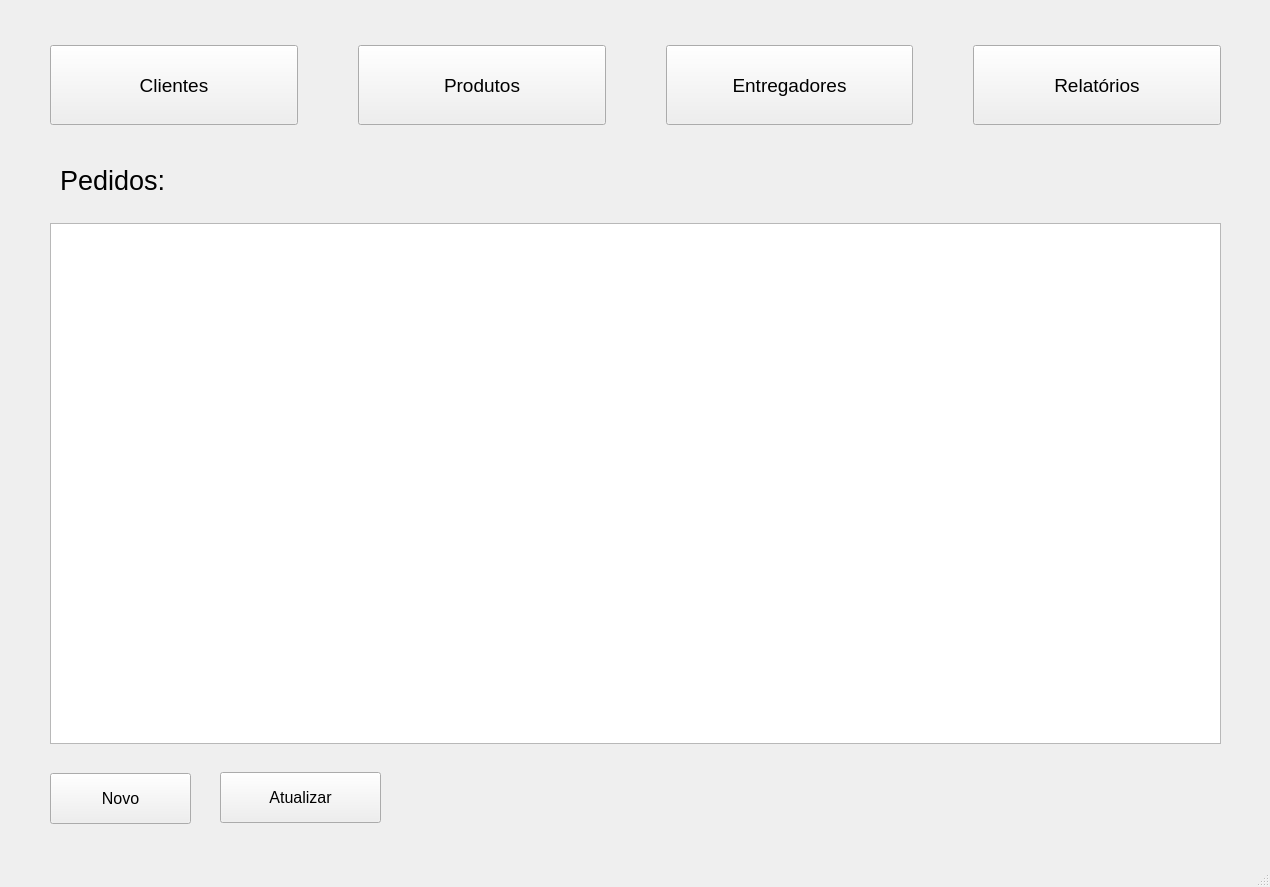
Old version of the form main_pedidos.ui in the repository DanPS-SM/app_delivery_2.
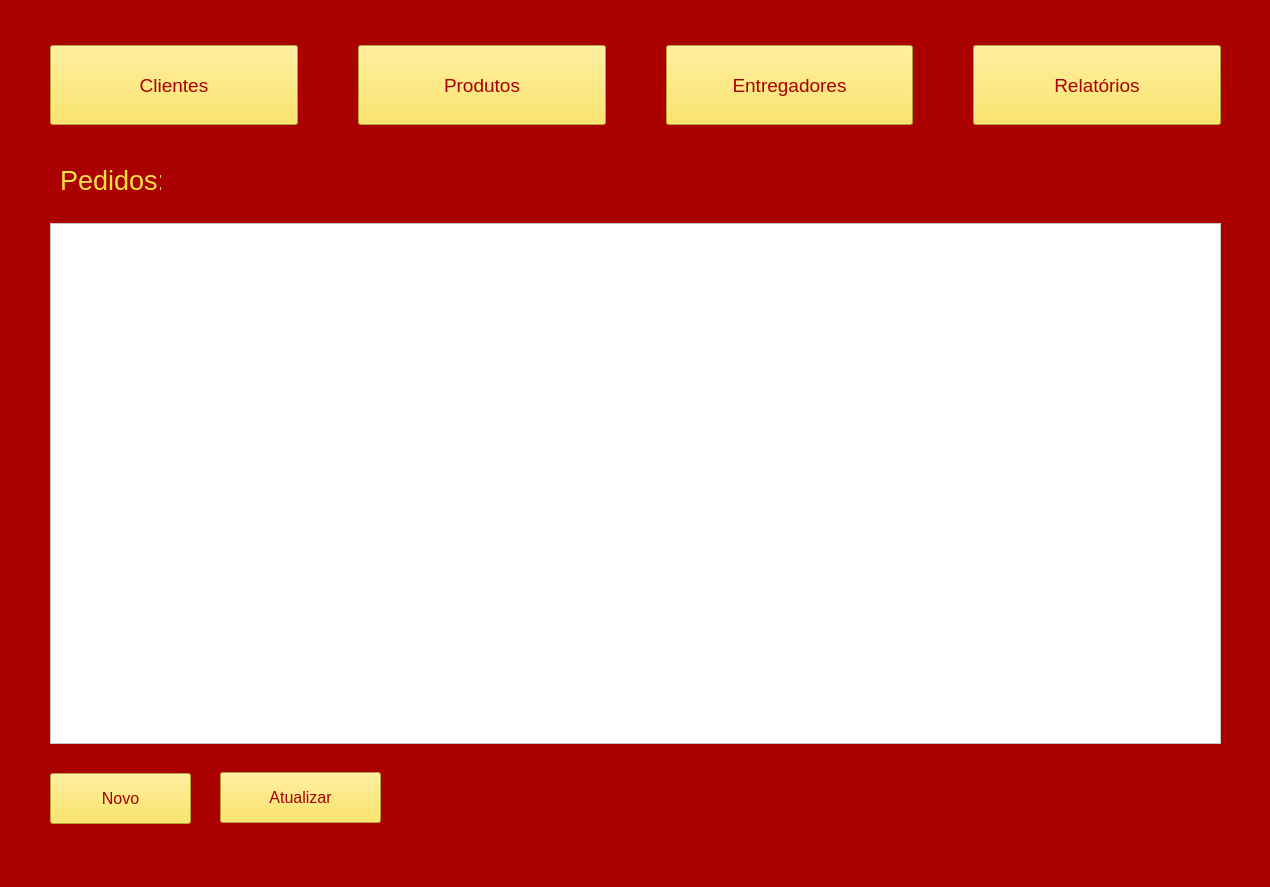
New version of the form.

Diff of the .ui file:
```diff
--- a/main_pedidos.ui
+++ b/main_pedidos.ui
@@ -13,6 +13,9 @@
   <property name="windowTitle">
    <string>MainWindow</string>
   </property>
+  <property name="styleSheet">
+   <string notr="true">background-color: rgb(170, 0, 0);</string>
+  </property>
   <widget class="QWidget" name="centralwidget">
    <widget class="QTableWidget" name="tableWidget">
     <property name="geometry">
@@ -23,6 +26,9 @@
       <height>521</height>
      </rect>
     </property>
+    <property name="styleSheet">
+     <string notr="true">background-color: rgb(255, 255, 255);</string>
+    </property>
    </widget>
    <widget class="QPushButton" name="pushButton">
     <property name="geometry">
@@ -33,11 +39,132 @@
       <height>51</height>
      </rect>
     </property>
+    <property name="palette">
+     <palette>
+      <active>
+       <colorrole role="Button">
+        <brush brushstyle="SolidPattern">
+         <color alpha="255">
+          <red>255</red>
+          <green>226</green>
+          <blue>62</blue>
+         </color>
+        </brush>
+       </colorrole>
+       <colorrole role="ButtonText">
+        <brush brushstyle="SolidPattern">
+         <color alpha="255">
+          <red>170</red>
+          <green>0</green>
+          <blue>0</blue>
+         </color>
+        </brush>
+       </colorrole>
+       <colorrole role="Base">
+        <brush brushstyle="SolidPattern">
+         <color alpha="255">
+          <red>255</red>
+          <green>226</green>
+          <blue>62</blue>
+         </color>
+        </brush>
+       </colorrole>
+       <colorrole role="Window">
+        <brush brushstyle="SolidPattern">
+         <color alpha="255">
+          <red>255</red>
+          <green>226</green>
+          <blue>62</blue>
+         </color>
+        </brush>
+       </colorrole>
+      </active>
+      <inactive>
+       <colorrole role="Button">
+        <brush brushstyle="SolidPattern">
+         <color alpha="255">
+          <red>255</red>
+          <green>226</green>
+          <blue>62</blue>
+         </color>
+        </brush>
+       </colorrole>
+       <colorrole role="ButtonText">
+        <brush brushstyle="SolidPattern">
+         <color alpha="255">
+          <red>170</red>
+          <green>0</green>
+          <blue>0</blue>
+         </color>
+        </brush>
+       </colorrole>
+       <colorrole role="Base">
+        <brush brushstyle="SolidPattern">
+         <color alpha="255">
+          <red>255</red>
+          <green>226</green>
+          <blue>62</blue>
+         </color>
+        </brush>
+       </colorrole>
+       <colorrole role="Window">
+        <brush brushstyle="SolidPattern">
+         <color alpha="255">
+          <red>255</red>
+          <green>226</green>
+          <blue>62</blue>
+         </color>
+        </brush>
+       </colorrole>
+      </inactive>
+      <disabled>
+       <colorrole role="Button">
+        <brush brushstyle="SolidPattern">
+         <color alpha="255">
+          <red>255</red>
+          <green>226</green>
+          <blue>62</blue>
+         </color>
+        </brush>
+       </colorrole>
+       <colorrole role="ButtonText">
+        <brush brushstyle="SolidPattern">
+         <color alpha="255">
+          <red>120</red>
+          <green>120</green>
+          <blue>120</blue>
+         </color>
+        </brush>
+       </colorrole>
+       <colorrole role="Base">
+        <brush brushstyle="SolidPattern">
+         <color alpha="255">
+          <red>255</red>
+          <green>226</green>
+          <blue>62</blue>
+         </color>
+        </brush>
+       </colorrole>
+       <colorrole role="Window">
+        <brush brushstyle="SolidPattern">
+         <color alpha="255">
+          <red>255</red>
+          <green>226</green>
+          <blue>62</blue>
+         </color>
+        </brush>
+       </colorrole>
+      </disabled>
+     </palette>
+    </property>
     <property name="font">
      <font>
       <pointsize>12</pointsize>
      </font>
     </property>
+    <property name="styleSheet">
+     <string notr="true">background-color: rgb(255, 226, 62);</string>
+    </property>
     <property name="text">
      <string>Novo</string>
     </property>
@@ -47,10 +174,155 @@
      <rect>
       <x>60</x>
       <y>160</y>
-      <width>161</width>
+      <width>101</width>
       <height>41</height>
      </rect>
     </property>
+    <property name="palette">
+     <palette>
+      <active>
+       <colorrole role="WindowText">
+        <brush brushstyle="SolidPattern">
+         <color alpha="255">
+          <red>255</red>
+          <green>226</green>
+          <blue>62</blue>
+         </color>
+        </brush>
+       </colorrole>
+       <colorrole role="Button">
+        <brush brushstyle="SolidPattern">
+         <color alpha="255">
+          <red>170</red>
+          <green>0</green>
+          <blue>0</blue>
+         </color>
+        </brush>
+       </colorrole>
+       <colorrole role="ButtonText">
+        <brush brushstyle="SolidPattern">
+         <color alpha="255">
+          <red>255</red>
+          <green>226</green>
+          <blue>62</blue>
+         </color>
+        </brush>
+       </colorrole>
+       <colorrole role="Base">
+        <brush brushstyle="SolidPattern">
+         <color alpha="255">
+          <red>170</red>
+          <green>0</green>
+          <blue>0</blue>
+         </color>
+        </brush>
+       </colorrole>
+       <colorrole role="Window">
+        <brush brushstyle="SolidPattern">
+         <color alpha="255">
+          <red>170</red>
+          <green>0</green>
+          <blue>0</blue>
+         </color>
+        </brush>
+       </colorrole>
+      </active>
+      <inactive>
+       <colorrole role="WindowText">
+        <brush brushstyle="SolidPattern">
+         <color alpha="255">
+          <red>255</red>
+          <green>226</green>
+          <blue>62</blue>
+         </color>
+        </brush>
+       </colorrole>
+       <colorrole role="Button">
+        <brush brushstyle="SolidPattern">
+         <color alpha="255">
+          <red>170</red>
+          <green>0</green>
+          <blue>0</blue>
+         </color>
+        </brush>
+       </colorrole>
+       <colorrole role="ButtonText">
+        <brush brushstyle="SolidPattern">
+         <color alpha="255">
+          <red>255</red>
+          <green>226</green>
+          <blue>62</blue>
+         </color>
+        </brush>
+       </colorrole>
+       <colorrole role="Base">
+        <brush brushstyle="SolidPattern">
+         <color alpha="255">
+          <red>170</red>
+          <green>0</green>
+          <blue>0</blue>
+         </color>
+        </brush>
+       </colorrole>
+       <colorrole role="Window">
+        <brush brushstyle="SolidPattern">
+         <color alpha="255">
+          <red>170</red>
+          <green>0</green>
+          <blue>0</blue>
+         </color>
+        </brush>
+       </colorrole>
+      </inactive>
+      <disabled>
+       <colorrole role="WindowText">
+        <brush brushstyle="SolidPattern">
+         <color alpha="255">
+          <red>120</red>
+          <green>120</green>
+          <blue>120</blue>
+         </color>
+        </brush>
+       </colorrole>
+       <colorrole role="Button">
+        <brush brushstyle="SolidPattern">
+         <color alpha="255">
+          <red>170</red>
+          <green>0</green>
+          <blue>0</blue>
+         </color>
+        </brush>
+       </colorrole>
+       <colorrole role="ButtonText">
+        <brush brushstyle="SolidPattern">
+         <color alpha="255">
+          <red>120</red>
+          <green>120</green>
+          <blue>120</blue>
+         </color>
+        </brush>
+       </colorrole>
+       <colorrole role="Base">
+        <brush brushstyle="SolidPattern">
+         <color alpha="255">
+          <red>170</red>
+          <green>0</green>
+          <blue>0</blue>
+         </color>
+        </brush>
+       </colorrole>
+       <colorrole role="Window">
+        <brush brushstyle="SolidPattern">
+         <color alpha="255">
+          <red>170</red>
+          <green>0</green>
+          <blue>0</blue>
+         </color>
+        </brush>
+       </colorrole>
+      </disabled>
+     </palette>
+    </property>
     <property name="font">
      <font>
       <pointsize>20</pointsize>
@@ -81,11 +353,159 @@
          <height>80</height>
         </size>
        </property>
+       <property name="palette">
+        <palette>
+         <active>
+          <colorrole role="WindowText">
+           <brush brushstyle="SolidPattern">
+            <color alpha="255">
+             <red>170</red>
+             <green>0</green>
+             <blue>0</blue>
+            </color>
+           </brush>
+          </colorrole>
+          <colorrole role="Button">
+           <brush brushstyle="SolidPattern">
+            <color alpha="255">
+             <red>255</red>
+             <green>226</green>
+             <blue>62</blue>
+            </color>
+           </brush>
+          </colorrole>
+          <colorrole role="ButtonText">
+           <brush brushstyle="SolidPattern">
+            <color alpha="255">
+             <red>170</red>
+             <green>0</green>
+             <blue>0</blue>
+            </color>
+           </brush>
+          </colorrole>
+          <colorrole role="Base">
+           <brush brushstyle="SolidPattern">
+            <color alpha="255">
+             <red>255</red>
+             <green>226</green>
+             <blue>62</blue>
+            </color>
+           </brush>
+          </colorrole>
+          <colorrole role="Window">
+           <brush brushstyle="SolidPattern">
+            <color alpha="255">
+             <red>255</red>
+             <green>226</green>
+             <blue>62</blue>
+            </color>
+           </brush>
+          </colorrole>
+         </active>
+         <inactive>
+          <colorrole role="WindowText">
+           <brush brushstyle="SolidPattern">
+            <color alpha="255">
+             <red>170</red>
+             <green>0</green>
+             <blue>0</blue>
+            </color>
+           </brush>
+          </colorrole>
+          <colorrole role="Button">
+           <brush brushstyle="SolidPattern">
+            <color alpha="255">
+             <red>255</red>
+             <green>226</green>
+             <blue>62</blue>
+            </color>
+           </brush>
+          </colorrole>
+          <colorrole role="ButtonText">
+           <brush brushstyle="SolidPattern">
+            <color alpha="255">
+             <red>170</red>
+             <green>0</green>
+             <blue>0</blue>
+            </color>
+           </brush>
+          </colorrole>
+          <colorrole role="Base">
+           <brush brushstyle="SolidPattern">
+            <color alpha="255">
+             <red>255</red>
+             <green>226</green>
+             <blue>62</blue>
+            </color>
+           </brush>
+          </colorrole>
+          <colorrole role="Window">
+           <brush brushstyle="SolidPattern">
+            <color alpha="255">
+             <red>255</red>
+             <green>226</green>
+             <blue>62</blue>
+            </color>
+           </brush>
+          </colorrole>
+         </inactive>
+         <disabled>
+          <colorrole role="WindowText">
+           <brush brushstyle="SolidPattern">
+            <color alpha="255">
+             <red>120</red>
+             <green>120</green>
+             <blue>120</blue>
+            </color>
+           </brush>
+          </colorrole>
+          <colorrole role="Button">
+           <brush brushstyle="SolidPattern">
+            <color alpha="255">
+             <red>255</red>
+             <green>226</green>
+             <blue>62</blue>
+            </color>
+           </brush>
+          </colorrole>
+          <colorrole role="ButtonText">
+           <brush brushstyle="SolidPattern">
+            <color alpha="255">
+             <red>120</red>
+             <green>120</green>
+             <blue>120</blue>
+            </color>
+           </brush>
+          </colorrole>
+          <colorrole role="Base">
+           <brush brushstyle="SolidPattern">
+            <color alpha="255">
+             <red>255</red>
+             <green>226</green>
+             <blue>62</blue>
+            </color>
+           </brush>
+          </colorrole>
+          <colorrole role="Window">
+           <brush brushstyle="SolidPattern">
+            <color alpha="255">
+             <red>255</red>
+             <green>226</green>
+             <blue>62</blue>
+            </color>
+           </brush>
+          </colorrole>
+         </disabled>
+        </palette>
+       </property>
        <property name="font">
         <font>
          <pointsize>14</pointsize>
         </font>
        </property>
+       <property name="styleSheet">
+        <string notr="true">background-color: rgb(255, 226, 62);</string>
+       </property>
        <property name="text">
         <string>Clientes</string>
        </property>
@@ -111,11 +531,132 @@
          <height>0</height>
         </size>
        </property>
+       <property name="palette">
+        <palette>
+         <active>
+          <colorrole role="Button">
+           <brush brushstyle="SolidPattern">
+            <color alpha="255">
+             <red>255</red>
+             <green>226</green>
+             <blue>62</blue>
+            </color>
+           </brush>
+          </colorrole>
+          <colorrole role="ButtonText">
+           <brush brushstyle="SolidPattern">
+            <color alpha="255">
+             <red>170</red>
+             <green>0</green>
+             <blue>0</blue>
+            </color>
+           </brush>
+          </colorrole>
+          <colorrole role="Base">
+           <brush brushstyle="SolidPattern">
+            <color alpha="255">
+             <red>255</red>
+             <green>226</green>
+             <blue>62</blue>
+            </color>
+           </brush>
+          </colorrole>
+          <colorrole role="Window">
+           <brush brushstyle="SolidPattern">
+            <color alpha="255">
+             <red>255</red>
+             <green>226</green>
+             <blue>62</blue>
+            </color>
+           </brush>
+          </colorrole>
+         </active>
+         <inactive>
+          <colorrole role="Button">
+           <brush brushstyle="SolidPattern">
+            <color alpha="255">
+             <red>255</red>
+             <green>226</green>
+             <blue>62</blue>
+            </color>
+           </brush>
+          </colorrole>
+          <colorrole role="ButtonText">
+           <brush brushstyle="SolidPattern">
+            <color alpha="255">
+             <red>170</red>
+             <green>0</green>
+             <blue>0</blue>
+            </color>
+           </brush>
+          </colorrole>
+          <colorrole role="Base">
+           <brush brushstyle="SolidPattern">
+            <color alpha="255">
+             <red>255</red>
+             <green>226</green>
+             <blue>62</blue>
+            </color>
+           </brush>
+          </colorrole>
+          <colorrole role="Window">
+           <brush brushstyle="SolidPattern">
+            <color alpha="255">
+             <red>255</red>
+             <green>226</green>
+             <blue>62</blue>
+            </color>
+           </brush>
+          </colorrole>
+         </inactive>
+         <disabled>
+          <colorrole role="Button">
+           <brush brushstyle="SolidPattern">
+            <color alpha="255">
+             <red>255</red>
+             <green>226</green>
+             <blue>62</blue>
+            </color>
+           </brush>
+          </colorrole>
+          <colorrole role="ButtonText">
+           <brush brushstyle="SolidPattern">
+            <color alpha="255">
+             <red>120</red>
+             <green>120</green>
+             <blue>120</blue>
+            </color>
+           </brush>
+          </colorrole>
+          <colorrole role="Base">
+           <brush brushstyle="SolidPattern">
+            <color alpha="255">
+             <red>255</red>
+             <green>226</green>
+             <blue>62</blue>
+            </color>
+           </brush>
+          </colorrole>
+          <colorrole role="Window">
+           <brush brushstyle="SolidPattern">
+            <color alpha="255">
+             <red>255</red>
+             <green>226</green>
+             <blue>62</blue>
+            </color>
+           </brush>
+          </colorrole>
+         </disabled>
+        </palette>
+       </property>
        <property name="font">
         <font>
          <pointsize>14</pointsize>
         </font>
        </property>
+       <property name="styleSheet">
+        <string notr="true">background-color: rgb(255, 226, 62);</string>
+       </property>
        <property name="text">
         <string>Produtos</string>
        </property>
@@ -141,11 +682,132 @@
          <height>0</height>
         </size>
        </property>
+       <property name="palette">
+        <palette>
+         <active>
+          <colorrole role="Button">
+           <brush brushstyle="SolidPattern">
+            <color alpha="255">
+             <red>255</red>
+             <green>226</green>
+             <blue>62</blue>
+            </color>
+           </brush>
+          </colorrole>
+          <colorrole role="ButtonText">
+           <brush brushstyle="SolidPattern">
+            <color alpha="255">
+             <red>170</red>
+             <green>0</green>
+             <blue>0</blue>
+            </color>
+           </brush>
+          </colorrole>
+          <colorrole role="Base">
+           <brush brushstyle="SolidPattern">
+            <color alpha="255">
+             <red>255</red>
+             <green>226</green>
+             <blue>62</blue>
+            </color>
+           </brush>
+          </colorrole>
+          <colorrole role="Window">
+           <brush brushstyle="SolidPattern">
+            <color alpha="255">
+             <red>255</red>
+             <green>226</green>
+             <blue>62</blue>
+            </color>
+           </brush>
+          </colorrole>
+         </active>
+         <inactive>
+          <colorrole role="Button">
+           <brush brushstyle="SolidPattern">
+            <color alpha="255">
+             <red>255</red>
+             <green>226</green>
+             <blue>62</blue>
+            </color>
+           </brush>
+          </colorrole>
+          <colorrole role="ButtonText">
+           <brush brushstyle="SolidPattern">
+            <color alpha="255">
+             <red>170</red>
+             <green>0</green>
+             <blue>0</blue>
+            </color>
+           </brush>
+          </colorrole>
+          <colorrole role="Base">
+           <brush brushstyle="SolidPattern">
+            <color alpha="255">
+             <red>255</red>
+             <green>226</green>
+             <blue>62</blue>
+            </color>
+           </brush>
+          </colorrole>
+          <colorrole role="Window">
+           <brush brushstyle="SolidPattern">
+            <color alpha="255">
+             <red>255</red>
+             <green>226</green>
+             <blue>62</blue>
+            </color>
+           </brush>
+          </colorrole>
+         </inactive>
+         <disabled>
+          <colorrole role="Button">
+           <brush brushstyle="SolidPattern">
+            <color alpha="255">
+             <red>255</red>
+             <green>226</green>
+             <blue>62</blue>
+            </color>
+           </brush>
+          </colorrole>
+          <colorrole role="ButtonText">
+           <brush brushstyle="SolidPattern">
+            <color alpha="255">
+             <red>120</red>
+             <green>120</green>
+             <blue>120</blue>
+            </color>
+           </brush>
+          </colorrole>
+          <colorrole role="Base">
+           <brush brushstyle="SolidPattern">
+            <color alpha="255">
+             <red>255</red>
+             <green>226</green>
+             <blue>62</blue>
+            </color>
+           </brush>
+          </colorrole>
+          <colorrole role="Window">
+           <brush brushstyle="SolidPattern">
+            <color alpha="255">
+             <red>255</red>
+             <green>226</green>
+             <blue>62</blue>
+            </color>
+           </brush>
+          </colorrole>
+         </disabled>
+        </palette>
+       </property>
        <property name="font">
         <font>
          <pointsize>14</pointsize>
         </font>
        </property>
+       <property name="styleSheet">
+        <string notr="true">background-color: rgb(255, 226, 62);</string>
+       </property>
        <property name="text">
         <string>Entregadores</string>
        </property>
@@ -171,11 +833,132 @@
          <height>0</height>
         </size>
        </property>
+       <property name="palette">
+        <palette>
+         <active>
+          <colorrole role="Button">
+           <brush brushstyle="SolidPattern">
+            <color alpha="255">
+             <red>255</red>
+             <green>226</green>
+             <blue>62</blue>
+            </color>
+           </brush>
+          </colorrole>
+          <colorrole role="ButtonText">
+           <brush brushstyle="SolidPattern">
+            <color alpha="255">
+             <red>170</red>
+             <green>0</green>
+             <blue>0</blue>
+            </color>
+           </brush>
+          </colorrole>
+          <colorrole role="Base">
+           <brush brushstyle="SolidPattern">
+            <color alpha="255">
+             <red>255</red>
+             <green>226</green>
+             <blue>62</blue>
+            </color>
+           </brush>
+          </colorrole>
+          <colorrole role="Window">
+           <brush brushstyle="SolidPattern">
+            <color alpha="255">
+             <red>255</red>
+             <green>226</green>
+             <blue>62</blue>
+            </color>
+           </brush>
+          </colorrole>
+         </active>
+         <inactive>
+          <colorrole role="Button">
+           <brush brushstyle="SolidPattern">
+            <color alpha="255">
+             <red>255</red>
+             <green>226</green>
+             <blue>62</blue>
+            </color>
+           </brush>
+          </colorrole>
+          <colorrole role="ButtonText">
+           <brush brushstyle="SolidPattern">
+            <color alpha="255">
+             <red>170</red>
+             <green>0</green>
+             <blue>0</blue>
+            </color>
+           </brush>
+          </colorrole>
+          <colorrole role="Base">
+           <brush brushstyle="SolidPattern">
+            <color alpha="255">
+             <red>255</red>
+             <green>226</green>
+             <blue>62</blue>
+            </color>
+           </brush>
+          </colorrole>
+          <colorrole role="Window">
+           <brush brushstyle="SolidPattern">
+            <color alpha="255">
+             <red>255</red>
+             <green>226</green>
+             <blue>62</blue>
+            </color>
+           </brush>
+          </colorrole>
+         </inactive>
+         <disabled>
+          <colorrole role="Button">
+           <brush brushstyle="SolidPattern">
+            <color alpha="255">
+             <red>255</red>
+             <green>226</green>
+             <blue>62</blue>
+            </color>
+           </brush>
+          </colorrole>
+          <colorrole role="ButtonText">
+           <brush brushstyle="SolidPattern">
+            <color alpha="255">
+             <red>120</red>
+             <green>120</green>
+             <blue>120</blue>
+            </color>
+           </brush>
+          </colorrole>
+          <colorrole role="Base">
+           <brush brushstyle="SolidPattern">
+            <color alpha="255">
+             <red>255</red>
+             <green>226</green>
+             <blue>62</blue>
+            </color>
+           </brush>
+          </colorrole>
+          <colorrole role="Window">
+           <brush brushstyle="SolidPattern">
+            <color alpha="255">
+             <red>255</red>
+             <green>226</green>
+             <blue>62</blue>
+            </color>
+           </brush>
+          </colorrole>
+         </disabled>
+        </palette>
+       </property>
        <property name="font">
         <font>
          <pointsize>14</pointsize>
         </font>
        </property>
+       <property name="styleSheet">
+        <string notr="true">background-color: rgb(255, 226, 62);</string>
+       </property>
        <property name="text">
         <string>Relatórios</string>
        </property>
@@ -192,26 +975,137 @@
       <height>51</height>
      </rect>
     </property>
+    <property name="palette">
+     <palette>
+      <active>
+       <colorrole role="Button">
+        <brush brushstyle="SolidPattern">
+         <color alpha="255">
+          <red>255</red>
+          <green>226</green>
+          <blue>62</blue>
+         </color>
+        </brush>
+       </colorrole>
+       <colorrole role="ButtonText">
+        <brush brushstyle="SolidPattern">
+         <color alpha="255">
+          <red>170</red>
+          <green>0</green>
+          <blue>0</blue>
+         </color>
+        </brush>
+       </colorrole>
+       <colorrole role="Base">
+        <brush brushstyle="SolidPattern">
+         <color alpha="255">
+          <red>255</red>
+          <green>226</green>
+          <blue>62</blue>
+         </color>
+        </brush>
+       </colorrole>
+       <colorrole role="Window">
+        <brush brushstyle="SolidPattern">
+         <color alpha="255">
+          <red>255</red>
+          <green>226</green>
+          <blue>62</blue>
+         </color>
+        </brush>
+       </colorrole>
+      </active>
+      <inactive>
+       <colorrole role="Button">
+        <brush brushstyle="SolidPattern">
+         <color alpha="255">
+          <red>255</red>
+          <green>226</green>
+          <blue>62</blue>
+         </color>
+        </brush>
+       </colorrole>
+       <colorrole role="ButtonText">
+        <brush brushstyle="SolidPattern">
+         <color alpha="255">
+          <red>170</red>
+          <green>0</green>
+          <blue>0</blue>
+         </color>
+        </brush>
+       </colorrole>
+       <colorrole role="Base">
+        <brush brushstyle="SolidPattern">
+         <color alpha="255">
+          <red>255</red>
+          <green>226</green>
+          <blue>62</blue>
+         </color>
+        </brush>
+       </colorrole>
+       <colorrole role="Window">
+        <brush brushstyle="SolidPattern">
+         <color alpha="255">
+          <red>255</red>
+          <green>226</green>
+          <blue>62</blue>
+         </color>
+        </brush>
+       </colorrole>
+      </inactive>
+      <disabled>
+       <colorrole role="Button">
+        <brush brushstyle="SolidPattern">
+         <color alpha="255">
+          <red>255</red>
+          <green>226</green>
+          <blue>62</blue>
+         </color>
+        </brush>
+       </colorrole>
+       <colorrole role="ButtonText">
+        <brush brushstyle="SolidPattern">
+         <color alpha="255">
+          <red>120</red>
+          <green>120</green>
+          <blue>120</blue>
+         </color>
+        </brush>
+       </colorrole>
+       <colorrole role="Base">
+        <brush brushstyle="SolidPattern">
+         <color alpha="255">
+          <red>255</red>
+          <green>226</green>
+          <blue>62</blue>
+         </color>
+        </brush>
+       </colorrole>
+       <colorrole role="Window">
+        <brush brushstyle="SolidPattern">
+         <color alpha="255">
+          <red>255</red>
+          <green>226</green>
+          <blue>62</blue>
+         </color>
+        </brush>
+       </colorrole>
+      </disabled>
+     </palette>
+    </property>
     <property name="font">
      <font>
       <pointsize>12</pointsize>
      </font>
     </property>
+    <property name="styleSheet">
+     <string notr="true">background-color: rgb(255, 226, 62);</string>
+    </property>
     <property name="text">
      <string>Atualizar</string>
     </property>
    </widget>
   </widget>
-  <widget class="QMenuBar" name="menubar">
-   <property name="geometry">
-    <rect>
-     <x>0</x>
-     <y>0</y>
-     <width>1270</width>
-     <height>26</height>
-    </rect>
-   </property>
-  </widget>
   <widget class="QStatusBar" name="statusbar"/>
  </widget>
  <resources/>
```
